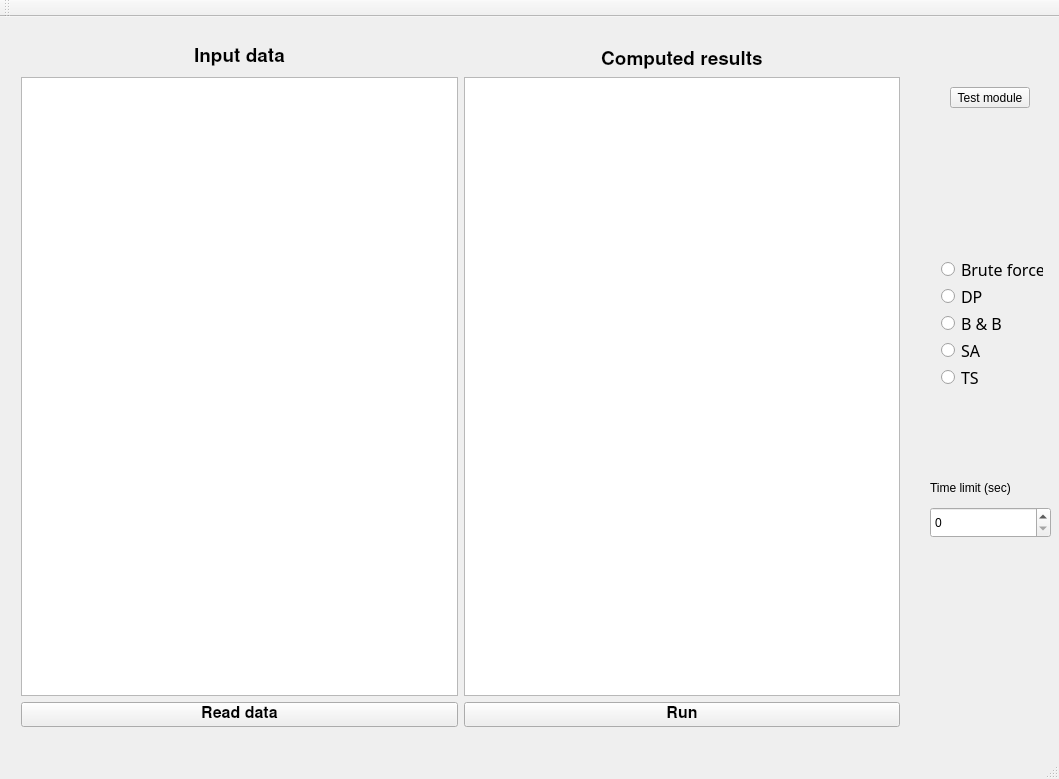
Qt form gui/mainwindow.ui (ArfreeX/TravelingSalesmanProblem-PEA_1) before a commit.
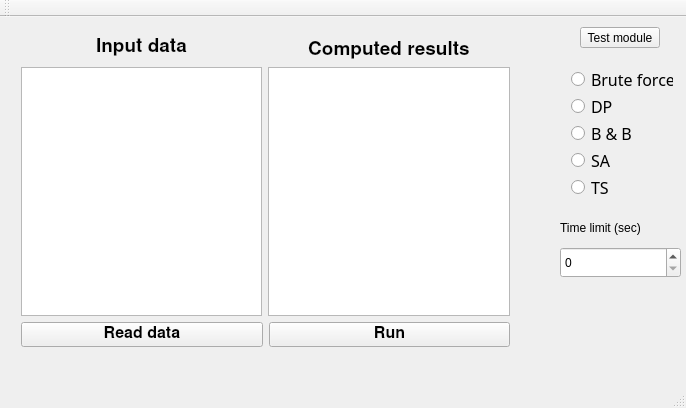
The same form after that commit.

```diff
--- a/gui/mainwindow.ui
+++ b/gui/mainwindow.ui
@@ -6,8 +6,8 @@
    <rect>
     <x>0</x>
     <y>0</y>
-    <width>1059</width>
-    <height>779</height>
+    <width>686</width>
+    <height>408</height>
    </rect>
   </property>
   <property name="acceptDrops">
@@ -26,8 +26,8 @@
    <widget class="QWidget" name="layoutWidget">
     <property name="geometry">
      <rect>
-      <x>930</x>
-      <y>230</y>
+      <x>560</x>
+      <y>40</y>
       <width>124</width>
       <height>152</height>
      </rect>
@@ -111,9 +111,9 @@
     <property name="geometry">
      <rect>
       <x>10</x>
-      <y>20</y>
-      <width>901</width>
-      <height>701</height>
+      <y>10</y>
+      <width>511</width>
+      <height>331</height>
      </rect>
     </property>
     <layout class="QGridLayout" name="gridLayout_5">
@@ -230,8 +230,8 @@
    <widget class="QPushButton" name="testModuleButton">
     <property name="geometry">
      <rect>
-      <x>950</x>
-      <y>70</y>
+      <x>580</x>
+      <y>10</y>
       <width>80</width>
       <height>21</height>
      </rect>
@@ -243,8 +243,8 @@
    <widget class="QSpinBox" name="spinBox_3">
     <property name="geometry">
      <rect>
-      <x>930</x>
-      <y>490</y>
+      <x>560</x>
+      <y>230</y>
       <width>121</width>
       <height>31</height>
      </rect>
@@ -259,8 +259,8 @@
    <widget class="QLabel" name="label_3">
     <property name="geometry">
      <rect>
-      <x>930</x>
-      <y>460</y>
+      <x>560</x>
+      <y>200</y>
       <width>121</width>
       <height>21</height>
      </rect>
```
Left out of the diff: 2 changed lines with no effect on the pictures.
